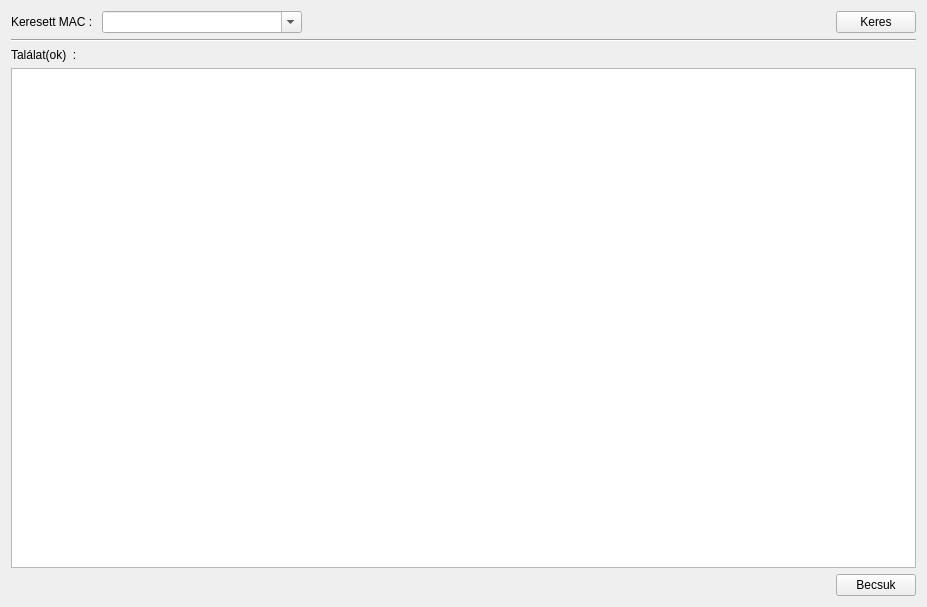
Old version of the form lv2g/findbymac.ui in the repository csikfer/lanview2.
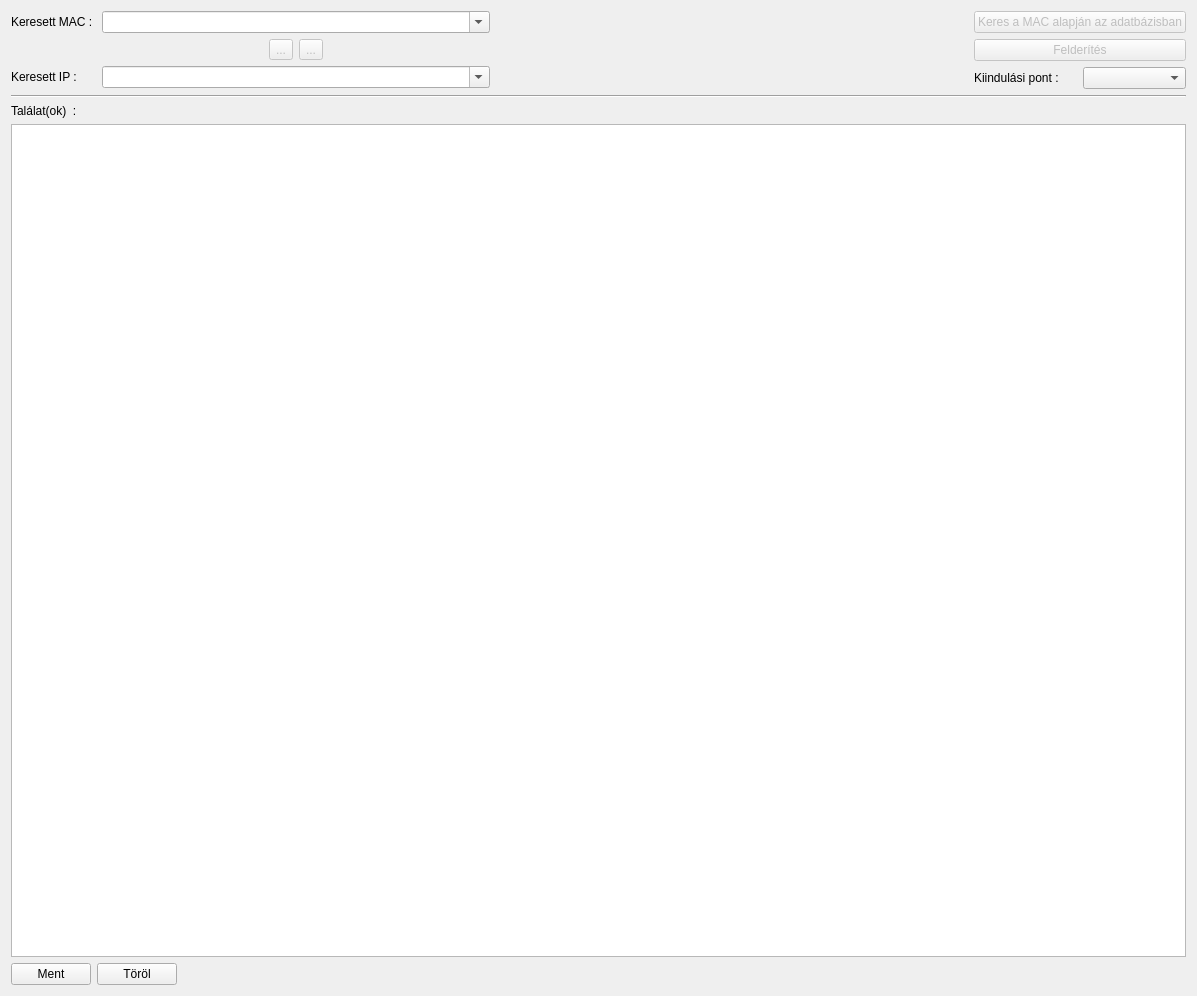
New version of the form. Icons and pictures are not drawn.

Commit message: Hibajavítások. A gyakorlatilag használhatatlan ping törése. A findbymac kiegészítése egy on-line kereséssel, a switch címtáblák közvetlen lekérdezésével,  tesztelni kell, né ad fura eredményeket. Egy új cExportQueue osztály, az parser vagy álltalában az API szöveges outputjához. A gparse-ba még be kell építeni, meg úgy általában a perser-ből hivott funkciók sem használják. Még csak a előbb említett felfedező kimenete megy ezen keresztül.

The edit to the form file:
```diff
--- a/lv2g/findbymac.ui
+++ b/lv2g/findbymac.ui
@@ -6,50 +6,108 @@
    <rect>
     <x>0</x>
     <y>0</y>
-    <width>927</width>
-    <height>607</height>
+    <width>1197</width>
+    <height>996</height>
    </rect>
   </property>
   <property name="windowTitle">
    <string>Form</string>
   </property>
-  <layout class="QVBoxLayout" name="verticalLayout">
+  <layout class="QVBoxLayout" name="verticalLayout_2" stretch="0,0,0,1,0">
    <item>
-    <layout class="QHBoxLayout" name="horizontalLayout">
+    <layout class="QHBoxLayout" name="horizontalLayout_4">
      <item>
-      <widget class="QLabel" name="labelMAC">
-       <property name="text">
-        <string>Keresett MAC : </string>
-       </property>
-      </widget>
+      <layout class="QFormLayout" name="formLayout">
+       <item row="0" column="0">
+        <widget class="QLabel" name="labelMAC">
+         <property name="text">
+          <string>Keresett MAC : </string>
+         </property>
+        </widget>
+       </item>
+       <item row="1" column="1">
+        <layout class="QHBoxLayout" name="horizontalLayout">
+         <item>
+          <spacer name="horizontalSpacer">
+           <property name="orientation">
+            <enum>Qt::Horizontal</enum>
+           </property>
+           <property name="sizeHint" stdset="0">
+            <size>
+             <width>40</width>
+             <height>20</height>
+            </size>
+           </property>
+          </spacer>
+         </item>
+         <item>
+          <widget class="QToolButton" name="toolButtonIP2MAC">
+           <property name="enabled">
+            <bool>false</bool>
+           </property>
+           <property name="text">
+            <string>...</string>
+           </property>
+           <property name="icon">
+            <iconset resource="lv2g.qrc">
+             <normaloff>:/icons/up.ico</normaloff>:/icons/up.ico</iconset>
+           </property>
+          </widget>
+         </item>
+         <item>
+          <widget class="QToolButton" name="toolButtonMAC2IP">
+           <property name="enabled">
+            <bool>false</bool>
+           </property>
+           <property name="text">
+            <string>...</string>
+           </property>
+           <property name="icon">
+            <iconset resource="lv2g.qrc">
+             <normaloff>:/icons/down.ico</normaloff>:/icons/down.ico</iconset>
+           </property>
+          </widget>
+         </item>
+         <item>
+          <spacer name="horizontalSpacer_3">
+           <property name="orientation">
+            <enum>Qt::Horizontal</enum>
+           </property>
+           <property name="sizeHint" stdset="0">
+            <size>
+             <width>40</width>
+             <height>20</height>
+            </size>
+           </property>
+          </spacer>
+         </item>
+        </layout>
+       </item>
+       <item row="2" column="0">
+        <widget class="QLabel" name="labelIP">
+         <property name="text">
+          <string>Keresett IP :</string>
+         </property>
+        </widget>
+       </item>
+       <item row="0" column="1">
+        <widget class="QComboBox" name="comboBoxMAC">
+         <property name="editable">
+          <bool>true</bool>
+         </property>
+        </widget>
+       </item>
+       <item row="2" column="1">
+        <widget class="QComboBox" name="comboBoxIP">
+         <property name="editable">
+          <bool>true</bool>
+         </property>
+        </widget>
+       </item>
+      </layout>
      </item>
      <item>
-      <widget class="QComboBox" name="comboBox">
-       <property name="minimumSize">
-        <size>
-         <width>200</width>
-         <height>0</height>
-        </size>
-       </property>
-       <property name="editable">
-        <bool>true</bool>
-       </property>
-       <property name="currentText">
-        <string notr="true"/>
-       </property>
-       <property name="currentIndex">
-        <number>-1</number>
-       </property>
-       <property name="insertPolicy">
-        <enum>QComboBox::NoInsert</enum>
-       </property>
-       <property name="sizeAdjustPolicy">
-        <enum>QComboBox::AdjustToContents</enum>
-       </property>
-      </widget>
-     </item>
-     <item>
-      <spacer name="horizontalSpacer">
+      <spacer name="horizontalSpacer_4">
        <property name="orientation">
         <enum>Qt::Horizontal</enum>
        </property>
@@ -62,11 +120,42 @@
       </spacer>
      </item>
      <item>
-      <widget class="QPushButton" name="pushButtonFindMac">
-       <property name="text">
-        <string>Keres</string>
-       </property>
-      </widget>
+      <layout class="QVBoxLayout" name="verticalLayout">
+       <item>
+        <widget class="QPushButton" name="pushButtonFindMac">
+         <property name="enabled">
+          <bool>false</bool>
+         </property>
+         <property name="text">
+          <string>Keres a MAC alapján az adatbázisban</string>
+         </property>
+        </widget>
+       </item>
+       <item>
+        <widget class="QPushButton" name="pushButtonExplore">
+         <property name="enabled">
+          <bool>false</bool>
+         </property>
+         <property name="text">
+          <string>Felderítés</string>
+         </property>
+        </widget>
+       </item>
+       <item>
+        <layout class="QHBoxLayout" name="horizontalLayout_3">
+         <item>
+          <widget class="QLabel" name="labelSw">
+           <property name="text">
+            <string>Kiindulási pont :</string>
+           </property>
+          </widget>
+         </item>
+         <item>
+          <widget class="QComboBox" name="comboBoxSw"/>
+         </item>
+        </layout>
+       </item>
+      </layout>
      </item>
     </layout>
    </item>
@@ -93,6 +182,20 @@
    </item>
    <item>
     <layout class="QHBoxLayout" name="horizontalLayout_2">
+     <item>
+      <widget class="QPushButton" name="pushButtonSave">
+       <property name="text">
+        <string>Ment</string>
+       </property>
+      </widget>
+     </item>
+     <item>
+      <widget class="QPushButton" name="pushButtonClear">
+       <property name="text">
+        <string>Töröl</string>
+       </property>
+      </widget>
+     </item>
      <item>
       <spacer name="horizontalSpacer_2">
        <property name="orientation">
@@ -106,13 +209,6 @@
        </property>
       </spacer>
      </item>
-     <item>
-      <widget class="QPushButton" name="pushButtonClose">
-       <property name="text">
-        <string>Becsuk</string>
-       </property>
-      </widget>
-     </item>
     </layout>
    </item>
   </layout>
```
Left out of the diff: 23 changed lines with no effect on the pictures. The commit also changes 23 other files.
